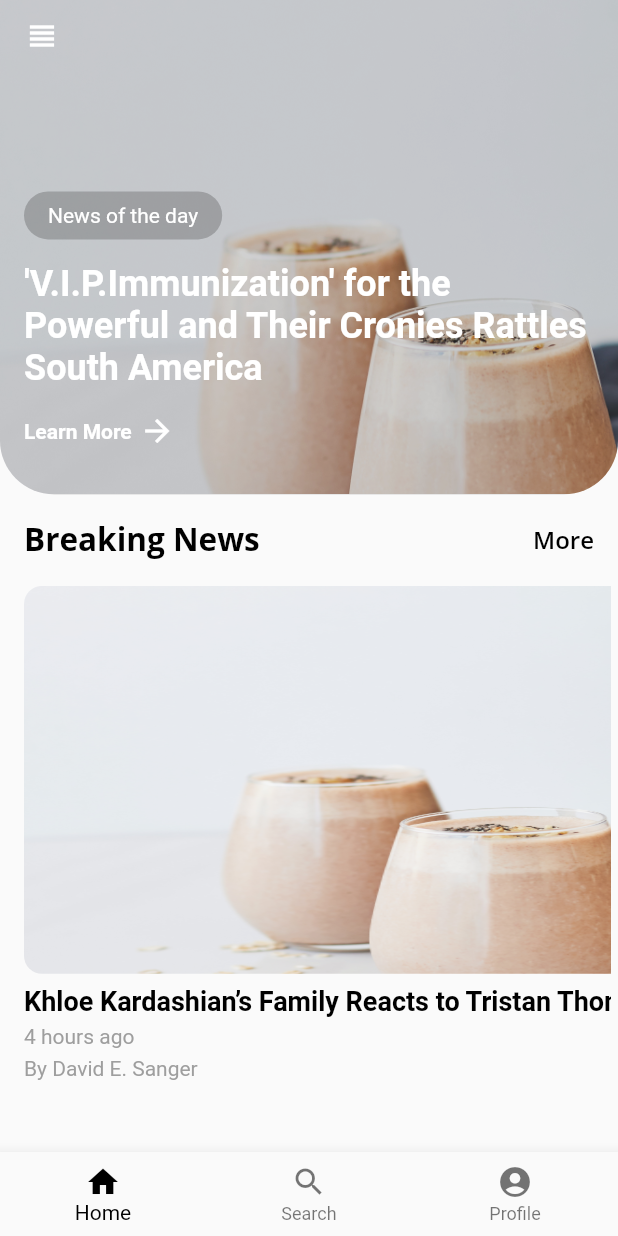
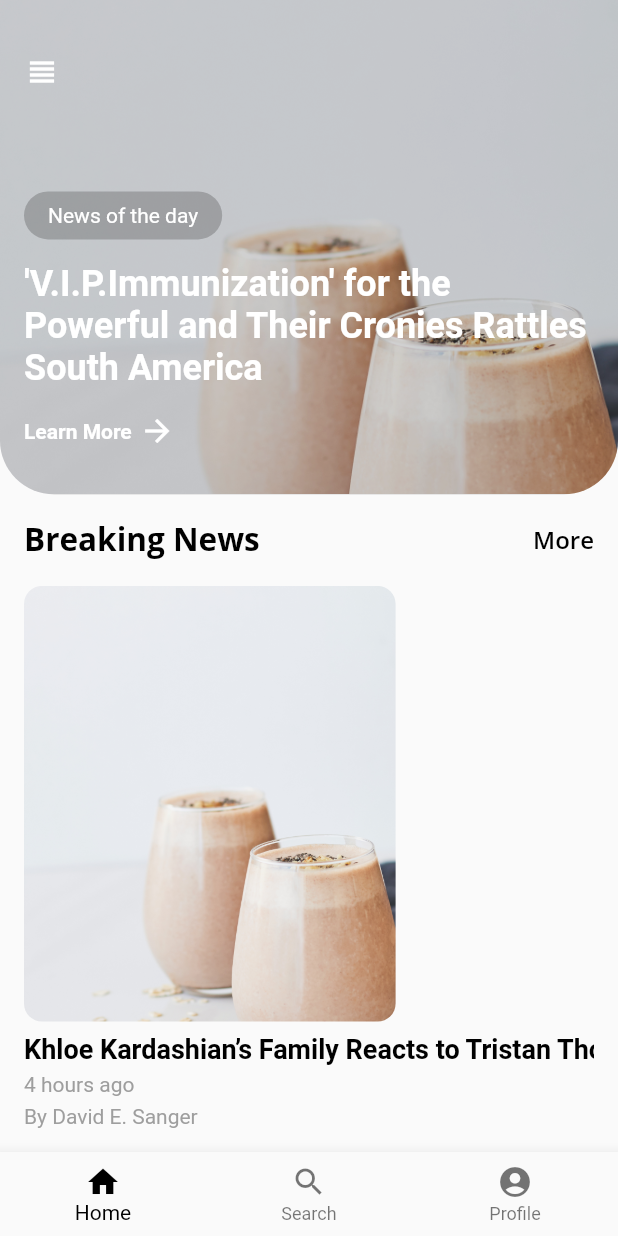
Before and after one commit to EbhomenyeEmmanuel/news_app, a Flutter app: the screen it shows after launch, on a phone screen of 412 x 824 dp. Run offline on Flutter 3.47's test engine with Material 2 defaults, Android fonts, the phone set to English and light mode, and no system bars; our stand-ins replace cached_network_image, google_fonts, lottie.

Commit message:
Made ui Changes

```diff
--- a/lib/screens/home_screen/breaking_news_list_view.dart
+++ b/lib/screens/home_screen/breaking_news_list_view.dart
@@ -1,7 +1,4 @@
-import 'dart:ui';
-
 import 'package:flutter/material.dart';
-import 'package:flutter/rendering.dart';
 import 'package:news_app/components/news_icon.dart';
 import 'package:news_app/models/stories.dart';
 
@@ -15,33 +12,37 @@ class BreakingNewsListView extends StatelessWidget {
   @override
   Widget build(BuildContext context) {
     Size screenSize = MediaQuery.of(context).size;
-
-    return GestureDetector(
-      onTap: () {
-        Navigator.push(context, MaterialPageRoute(builder: (context) {
-          return Text('');
-        }));
-      },
-      child: Container(
-          height: screenSize.height * 0.4,
-          width: screenSize.height * 0.5,
-          padding: EdgeInsets.only(left: 16, right: 5),
+    return Container(
+        padding: EdgeInsets.only(left: 16, right: 16),
         child: ListView.separated(
           scrollDirection: Axis.horizontal,
           itemBuilder: (context, index) {
-              return buildCard(_story[index], screenSize);
+            return CardWidget(story: _story[index], screenSize: screenSize);
           },
           itemCount: _story.length,
           separatorBuilder: (BuildContext context, int index) {
             return SizedBox(width: 8);
           },
-          )),
-    );
+        ));
   }
 }
 
-Widget buildCard(Story story, Size screenSize) {
-  return Column(
+class CardWidget extends StatelessWidget {
+  final Story _story;
+
+  const CardWidget({
+    Key? key,
+    required Story story,
+    required this.screenSize,
+  })  : _story = story,
+        super(key: key);
+
+  final Size screenSize;
+
+  @override
+  Widget build(BuildContext context) {
+    return InkWell(
+      child: Column(
         mainAxisSize: MainAxisSize.max,
         crossAxisAlignment: CrossAxisAlignment.start,
         mainAxisAlignment: MainAxisAlignment.start,
@@ -52,29 +53,41 @@ Widget buildCard(Story story, Size screenSize) {
               child: Image.asset(
                 'assets/news_app_assets/card_smoothie.png',
                 fit: BoxFit.fill,
-            width: screenSize.width,
               ),
               borderRadius: BorderRadius.circular(12),
             ),
           ),
           SizedBox(height: 8),
-      Wrap(
-        spacing: 5,
-        direction: Axis.vertical,
-        runAlignment: WrapAlignment.start,
+          Column(
+            crossAxisAlignment: CrossAxisAlignment.start,
             children: [
-          Text(
-            '${story.title}',
+              Text('${_story.title}',
                   style: TextStyle(
-                color: Colors.black, fontSize: 18, fontWeight: FontWeight.bold),
-            maxLines: 3,
+                      color: Colors.black,
+                      fontSize: 18,
+                      fontWeight: FontWeight.bold)),
+              SizedBox(
+                height: 5,
               ),
               Text("4 hours ago",
                   style: TextStyle(color: Colors.grey, fontSize: 14)),
+              SizedBox(
+                height: 5,
+              ),
               Text("By David E. Sanger",
                   style: TextStyle(color: Colors.grey, fontSize: 14)),
+              SizedBox(
+                height: 16,
+              ),
             ],
           )
         ],
+      ),
+      onTap: () {
+        Navigator.push(context, MaterialPageRoute(builder: (context) {
+          return Text("");
+        }));
+      },
     );
   }
+}
--- a/lib/screens/home_screen/home_screen.dart
+++ b/lib/screens/home_screen/home_screen.dart
@@ -13,23 +13,15 @@ class HomeScreen extends StatelessWidget {
     final mockService = MockBreakingNewsService();
 
     Size screenSize = MediaQuery.of(context).size;
-    return ListView(
-      primary: true,
-      shrinkWrap: true,
-      scrollDirection: Axis.vertical,
-      children: [
-        Column(
-            mainAxisSize: MainAxisSize.max,
-            crossAxisAlignment: CrossAxisAlignment.start,
-            children: [
+    return Scaffold(
+      body: Column(crossAxisAlignment: CrossAxisAlignment.start, children: [
         Container(
           constraints: BoxConstraints.expand(
               width: screenSize.width, height: screenSize.height * 0.4),
           decoration: BoxDecoration(
             image: DecorationImage(
                 fit: BoxFit.cover,
-                      image: AssetImage(
-                          'assets/news_app_assets/card_smoothie.png')),
+                image: AssetImage('assets/news_app_assets/card_smoothie.png')),
             borderRadius: BorderRadius.only(
                 bottomLeft: Radius.circular(36.0),
                 bottomRight: Radius.circular(36.0)),
@@ -39,9 +31,10 @@ class HomeScreen extends StatelessWidget {
               buildTintForBackgroundImage(),
               Positioned(
                 left: 16,
+                top: 16,
                 child: IconButton(
                   alignment: Alignment.centerLeft,
-                        padding: EdgeInsets.zero,
+                  padding: EdgeInsets.only(top: 16),
                   color: Colors.white,
                   icon: Icon(Icons.view_headline),
                   onPressed: () {},
@@ -102,21 +95,21 @@ class HomeScreen extends StatelessWidget {
             ],
           ),
         ),
-              FutureBuilder(
+        Expanded(
+          child: FutureBuilder(
               future: mockService.getNewsData(),
               builder: (context, AsyncSnapshot<NewsData> snapshot) {
                 if (snapshot.connectionState == ConnectionState.done) {
                   return BreakingNewsListView(
-                          story:
-                              snapshot.data?.todayStories.sublist(0, 4) ?? []);
+                      story: snapshot.data?.todayStories.sublist(0, 4) ?? []);
                 } else {
                   return const Center(
                     child: CircularProgressIndicator(),
                   );
                 }
               }),
+        ),
       ]),
-      ],
     );
   }
 
```
Lines whose indentation alone changed are shown as unchanged.
